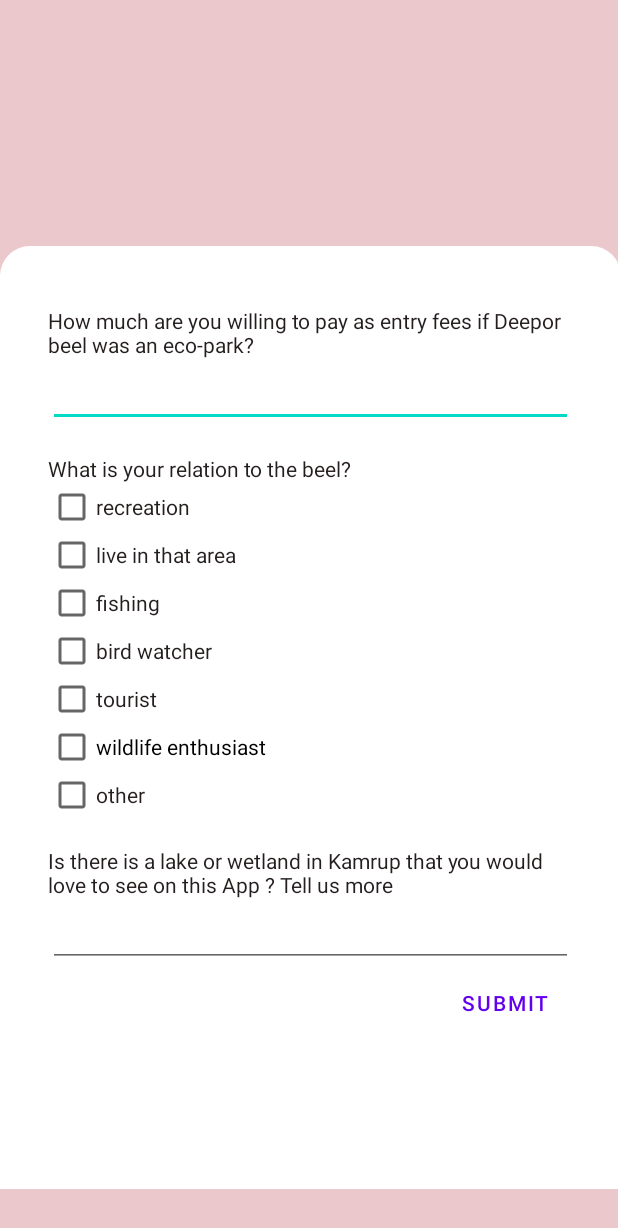
After one commit to sangeetagupta2068/LimKnow-Pilot, an Android app: the GeneralCitizenScienceActivity screen opened directly, with no data from a screen before it, on a phone screen of 412 x 824 dp. The commit adds this screen. Shown: the top 1228 px of the screen. Run offline under Robolectric (Android 15) with nearby library versions, the phone set to English and light mode, and no system bars; our stand-ins replace Firebase (no records; nobody signed in at launch, a user with empty details on screens opened directly); Roboto replaces fonts that are not available here.

Commit message:
added mechanism for user to submit general feedback

```diff
--- a/app/build.gradle
+++ b/app/build.gradle
@@ -26,6 +26,7 @@ dependencies {
     implementation fileTree(dir: "libs", include: ["*.jar"])
     implementation 'androidx.appcompat:appcompat:1.2.0'
     implementation 'androidx.constraintlayout:constraintlayout:2.0.1'
+    implementation 'com.google.android.gms:play-services-location:17.0.0'
     testImplementation 'junit:junit:4.12'
     androidTestImplementation 'androidx.test.ext:junit:1.1.1'
     androidTestImplementation 'androidx.test.espresso:espresso-core:3.2.0'
--- /dev/null
+++ b/app/src/main/java/com/pukhuriandbeels/limknowpilot/GeneralCitizenScienceActivity.java
@@ -0,0 +1,219 @@
+package com.pukhuriandbeels.limknowpilot;
+
+import android.Manifest;
+import android.annotation.SuppressLint;
+import android.content.pm.PackageManager;
+import android.os.Bundle;
+import android.os.Looper;
+import android.view.View;
+import android.widget.Button;
+import android.widget.CheckBox;
+import android.widget.CompoundButton;
+import android.widget.EditText;
+import android.widget.Toast;
+
+import com.google.android.gms.location.LocationCallback;
+import com.google.android.gms.location.LocationRequest;
+import com.google.android.gms.location.LocationResult;
+import com.google.android.gms.location.LocationServices;
+import com.google.android.gms.tasks.OnFailureListener;
+import com.google.android.gms.tasks.OnSuccessListener;
+import com.google.firebase.auth.FirebaseAuth;
+import com.google.firebase.auth.FirebaseUser;
+import com.google.firebase.firestore.CollectionReference;
+import com.google.firebase.firestore.FirebaseFirestore;
+
+import java.util.Calendar;
+import java.util.Date;
+import java.util.HashMap;
+import java.util.Map;
+
+import androidx.annotation.NonNull;
+import androidx.appcompat.app.AppCompatActivity;
+import androidx.core.app.ActivityCompat;
+import androidx.core.content.ContextCompat;
+
+public class GeneralCitizenScienceActivity extends AppCompatActivity {
+
+    private EditText editTextBeelRelation, editTextFees, editTextPotentialLakeName;
+    private CheckBox[] checkBoxes;
+    private Button buttonGeneralCitizenScience;
+
+    private String beelRelation, potentialFees, potentialLake, lakeName;
+    private double latitude, longitude;
+    private Date date;
+
+    private FirebaseAuth firebaseAuth;
+    private String userName, userEmailId;
+    private FirebaseFirestore firebaseFirestore;
+
+    @Override
+    protected void onCreate(Bundle savedInstanceState) {
+        super.onCreate(savedInstanceState);
+        setContentView(R.layout.activity_general_citizen_science);
+        firebaseFirestoreSetup();
+        initialize();
+        setListeners();
+    }
+
+    private void initialize() {
+        editTextFees = findViewById(R.id.edit_text_fees);
+        editTextBeelRelation = findViewById(R.id.edit_text_other);
+        editTextPotentialLakeName = findViewById(R.id.edit_text_lake);
+        lakeName = "Deepor Beel";
+
+        checkBoxes = new CheckBox[7];
+        checkBoxes[0] = findViewById(R.id.checkbox_1);
+        checkBoxes[1] = findViewById(R.id.checkbox_2);
+        checkBoxes[2] = findViewById(R.id.checkbox_3);
+        checkBoxes[3] = findViewById(R.id.checkbox_4);
+        checkBoxes[4] = findViewById(R.id.checkbox_5);
+        checkBoxes[5] = findViewById(R.id.checkbox_6);
+        checkBoxes[6] = findViewById(R.id.checkbox_7);
+
+        buttonGeneralCitizenScience = findViewById(R.id.button_general);
+
+        checkBoxes[6].setOnCheckedChangeListener(new CompoundButton.OnCheckedChangeListener() {
+            @Override
+            public void onCheckedChanged(CompoundButton buttonView, boolean isChecked) {
+                if (isChecked)
+                    editTextBeelRelation.setVisibility(View.VISIBLE);
+                else
+                    editTextBeelRelation.setVisibility(View.GONE);
+            }
+        });
+    }
+
+    @SuppressLint("MissingPermission")
+    @Override
+    public void onRequestPermissionsResult(int requestCode, @NonNull String[] permissions, @NonNull int[] grantResults) {
+        super.onRequestPermissionsResult(requestCode, permissions, grantResults);
+        if (requestCode == 1 && grantResults.length > 0) {
+            if (grantResults[0] == PackageManager.PERMISSION_GRANTED) {
+                final LocationRequest locationRequest = new LocationRequest();
+                locationRequest.setInterval(1000);
+                locationRequest.setFastestInterval(3000);
+                locationRequest.setPriority(LocationRequest.PRIORITY_HIGH_ACCURACY);
+                LocationServices.getFusedLocationProviderClient(GeneralCitizenScienceActivity.this)
+                        .requestLocationUpdates(locationRequest,
+                                new LocationCallback() {
+                                    @Override
+                                    public void onLocationResult(LocationResult locationResult) {
+                                        super.onLocationResult(locationResult);
+                                        LocationServices.getFusedLocationProviderClient(GeneralCitizenScienceActivity.this)
+                                                .removeLocationUpdates(this);
+                                        if (locationResult != null && locationResult.getLocations().size() > 0) {
+                                            int latestLocationIndex = locationResult.getLocations().size() - 1;
+                                            latitude = locationResult.getLocations().get(latestLocationIndex).getLatitude();
+                                            longitude = locationResult.getLocations().get(latestLocationIndex).getLongitude();
+                                        }
+                                    }
+                                },
+                                Looper.getMainLooper());
+            } else {
+                Toast.makeText(getApplicationContext(), "Permission denied", Toast.LENGTH_SHORT).show();
+            }
+        }
+    }
+
+    private void setListeners() {
+        buttonGeneralCitizenScience.setOnClickListener(new View.OnClickListener() {
+            @Override
+            public void onClick(View v) {
+
+                getCurrentLocationSetup();
+                date = Calendar.getInstance().getTime();
+
+                beelRelation = "";
+                potentialFees = editTextFees.getText().toString();
+                if (checkBoxes[6].isChecked()) {
+                    beelRelation = editTextBeelRelation.getText().toString();
+                }
+
+                for (int count = 0; count < 6; count++) {
+                    if (checkBoxes[count].isChecked())
+                        beelRelation = beelRelation + " " + checkBoxes[count].getText().toString();
+                }
+                potentialLake = editTextPotentialLakeName.getText().toString();
+
+                firebaseFirestoreTransaction();
+            }
+        });
+    }
+
+    private void firebaseFirestoreSetup() {
+        firebaseAuth = FirebaseAuth.getInstance();
+        firebaseFirestore = FirebaseFirestore.getInstance();
+
+        FirebaseUser firebaseUser = firebaseAuth.getCurrentUser();
+        userName = firebaseUser.getDisplayName();
+        userEmailId = firebaseUser.getEmail();
+    }
+
+    private void getCurrentLocationSetup() {
+        if (ContextCompat.checkSelfPermission(getApplicationContext(),
+                Manifest.permission.ACCESS_FINE_LOCATION)
+                != PackageManager.PERMISSION_GRANTED) {
+            ActivityCompat.requestPermissions(GeneralCitizenScienceActivity.this,
+                    new String[]{Manifest.permission.ACCESS_FINE_LOCATION}, 1);
+        } else {
+            final LocationRequest locationRequest = new LocationRequest();
+            locationRequest.setInterval(1000);
+            locationRequest.setFastestInterval(3000);
+            locationRequest.setPriority(LocationRequest.PRIORITY_HIGH_ACCURACY);
+            LocationServices.getFusedLocationProviderClient(GeneralCitizenScienceActivity.this)
+                    .requestLocationUpdates(locationRequest,
+                    new LocationCallback() {
+                        @Override
+                        public void onLocationResult(LocationResult locationResult) {
+                            super.onLocationResult(locationResult);
+                            LocationServices.getFusedLocationProviderClient(GeneralCitizenScienceActivity.this)
+                                    .removeLocationUpdates(this);
+                            if (locationResult != null && locationResult.getLocations().size() > 0) {
+                                int latestLocationIndex = locationResult.getLocations().size() - 1;
+                                latitude = locationResult.getLocations().get(latestLocationIndex).getLatitude();
+                                longitude = locationResult.getLocations().get(latestLocationIndex).getLongitude();
+                            }
+                        }
+                    },
+                    Looper.getMainLooper());
+        }
+    }
+
+    private void firebaseFirestoreTransaction() {
+        Map<String, Object> documentData = new HashMap<>();
+        documentData.put("name", userName);
+        documentData.put("email", userEmailId);
+        documentData.put("latitude", latitude);
+        documentData.put("longitude", longitude);
+        documentData.put("date", date);
+        documentData.put("lake", lakeName);
+
+        if (!potentialFees.equals("")) {
+            documentData.put("potential_amount", potentialFees);
+        }
+
+        if (!potentialLake.equals("")) {
+            documentData.put("potential_lake", potentialLake);
+        }
+
+        if (!beelRelation.equals("")) {
+            documentData.put("beel_relation", beelRelation);
+        }
+
+        CollectionReference collectionReference = firebaseFirestore.collection("Lake Feedback");
+        String id = collectionReference.document().getId();
+        collectionReference.document(id).set(documentData).addOnSuccessListener(new OnSuccessListener<Void>() {
+            @Override
+            public void onSuccess(Void aVoid) {
+                Toast.makeText(getApplicationContext(), "Thank you for your response", Toast.LENGTH_LONG).show();
+            }
+        });
+        collectionReference.document(id).set(documentData).addOnFailureListener(new OnFailureListener() {
+            @Override
+            public void onFailure(@NonNull Exception e) {
+                Toast.makeText(getApplicationContext(), "Couldn't add data! Try again!", Toast.LENGTH_LONG).show();
+            }
+        });
+    }
+}
--- a/app/src/main/java/com/pukhuriandbeels/limknowpilot/MacrophyteListActivity.java
+++ b/app/src/main/java/com/pukhuriandbeels/limknowpilot/MacrophyteListActivity.java
@@ -70,6 +70,8 @@ public class MacrophyteListActivity extends AppCompatActivity {
                     case R.id.augmented_reality_game:
                         break;
                     case R.id.reporting:
+                        Intent intent = new Intent(MacrophyteListActivity.this, GeneralCitizenScienceActivity.class);
+                        startActivity(intent);
                         break;
 
                     case R.id.badges:
--- a/app/src/main/java/com/pukhuriandbeels/limknowpilot/MainActivity.java
+++ b/app/src/main/java/com/pukhuriandbeels/limknowpilot/MainActivity.java
@@ -3,7 +3,6 @@ package com.pukhuriandbeels.limknowpilot;
 import android.content.Intent;
 import android.net.Uri;
 import android.os.Bundle;
-import android.util.Log;
 import android.view.View;
 import android.view.WindowManager;
 import android.widget.Button;
@@ -88,7 +87,7 @@ public class MainActivity extends AppCompatActivity {
                     public void onComplete(@NonNull Task<AuthResult> task) {
                         if (task.isSuccessful()) {
                             FirebaseUser user = firebaseAuth.getCurrentUser();
-                            Intent intent = new Intent(getApplicationContext(), HomeActivity.class);
+                            Intent intent = new Intent(getApplicationContext(), CitizenScienceActivity.class);
                             startActivity(intent);
 
                         } else {
@@ -122,7 +121,7 @@ public class MainActivity extends AppCompatActivity {
 
         FirebaseUser firebaseUser = firebaseAuth.getCurrentUser();
         if (firebaseUser != null) {
-            Intent intent = new Intent(this, HomeActivity.class);
+            Intent intent = new Intent(this, CitizenScienceActivity.class);
             startActivity(intent);
         }
     }
--- a/app/src/main/res/drawable/macrophyte_item_background.xml
+++ b/app/src/main/res/drawable/macrophyte_item_background.xml
@@ -3,7 +3,7 @@
 <item>
     <shape>
         <solid android:color="#ffffff"/>
-        <corners android:topLeftRadius="16dp" android:topRightRadius="16dp"/>
+        <corners android:topLeftRadius="20dp" android:topRightRadius="20dp"/>
     </shape>
 </item>
 </selector>
--- /dev/null
+++ b/app/src/main/res/layout/activity_general_citizen_science.xml
@@ -0,0 +1,105 @@
+<?xml version="1.0" encoding="utf-8"?>
+<androidx.constraintlayout.widget.ConstraintLayout xmlns:android="http://schemas.android.com/apk/res/android"
+    xmlns:app="http://schemas.android.com/apk/res-auto"
+    xmlns:tools="http://schemas.android.com/tools"
+    android:layout_width="match_parent"
+    android:layout_height="match_parent"
+    android:background="@color/colorPastel"
+    tools:context=".GeneralCitizenScienceActivity">
+    <LinearLayout
+        android:layout_width="414dp"
+        android:layout_height="wrap_content"
+        android:paddingHorizontal="32dp"
+        android:paddingTop="40dp"
+        android:paddingBottom="100dp"
+        android:layout_marginTop="132dp"
+        android:background="@drawable/macrophyte_item_background"
+        android:orientation="vertical"
+        app:layout_constraintStart_toStartOf="parent"
+        app:layout_constraintTop_toTopOf="parent"
+        app:layout_constraintBottom_toBottomOf="parent">
+        <TextView
+            android:layout_width="match_parent"
+            android:layout_height="wrap_content"
+            android:textColor="@color/colorBlack"
+            android:text="@string/general_question_one"/>
+        <EditText
+            android:layout_width="match_parent"
+            android:textColor="@color/colorBlack"
+            android:id="@+id/edit_text_fees"
+            android:layout_height="wrap_content"/>
+        <TextView
+            android:layout_marginTop="18dp"
+            android:layout_width="match_parent"
+            android:textColor="@color/colorBlack"
+            android:layout_height="wrap_content"
+            android:text="@string/general_question_two"/>
+        <CheckBox
+            android:layout_width="wrap_content"
+            android:text="recreation"
+            android:id="@+id/checkbox_1"
+            android:textColor="@color/colorBlack"
+            android:layout_height="wrap_content"/>
+        <CheckBox
+            android:layout_width="wrap_content"
+            android:textColor="@color/colorBlack"
+            android:id="@+id/checkbox_2"
+            android:layout_height="wrap_content"
+            android:text="live in that area"/>
+        <CheckBox
+            android:layout_width="wrap_content"
+            android:textColor="@color/colorBlack"
+            android:id="@+id/checkbox_3"
+            android:layout_height="wrap_content"
+            android:text="fishing"/>
+        <CheckBox
+            android:layout_width="wrap_content"
+            android:textColor="@color/colorBlack"
+            android:layout_height="wrap_content"
+            android:id="@+id/checkbox_4"
+            android:text="bird watcher"/>
+        <CheckBox
+            android:layout_width="wrap_content"
+            android:textColor="@color/colorBlack"
+            android:id="@+id/checkbox_5"
+            android:layout_height="wrap_content"
+            android:text="tourist"/>
+        <CheckBox
+            android:layout_width="wrap_content"
+            android:layout_height="wrap_content"
+            android:id="@+id/checkbox_6"
+            android:text="wildlife enthusiast"/>
+        <CheckBox
+            android:layout_width="wrap_content"
+            android:id="@+id/checkbox_7"
+            android:textColor="@color/colorBlack"
+            android:layout_height="wrap_content"
+            android:text="other"/>
+        <EditText
+            android:layout_width="match_parent"
+            android:textColor="@color/colorBlack"
+            android:id="@+id/edit_text_other"
+            android:visibility="gone"
+            android:layout_height="wrap_content"/>
+        <TextView
+            android:layout_width="match_parent"
+            android:layout_height="wrap_content"
+            android:textColor="@color/colorBlack"
+            android:layout_marginTop="18dp"
+            android:text="@string/general_question_three"/>
+        <EditText
+            android:layout_width="match_parent"
+            android:textColor="@color/colorBlack"
+            android:id="@+id/edit_text_lake"
+            android:layout_height="wrap_content"/>
+        <Button
+            android:id="@+id/button_general"
+            style="?attr/materialButtonOutlinedStyle"
+            android:layout_width="wrap_content"
+            android:layout_height="wrap_content"
+            android:layout_gravity="right"
+            android:elevation="10dp"
+            android:text="Submit"
+            app:rippleColor="@color/colorPastel" />
+    </LinearLayout>
+</androidx.constraintlayout.widget.ConstraintLayout>
```
Also changed, not shown: app/src/main/AndroidManifest.xml (+11 -6 lines), app/src/main/java/com/pukhuriandbeels/limknowpilot/CitizenScienceActivity.java (renamed from app/src/main/java/com/pukhuriandbeels/limknowpilot/HomeActivity.java, +13 -18 lines), app/src/main/java/com/pukhuriandbeels/limknowpilot/LakeHealthActivity.java (added, +14 -0 lines), app/src/main/res/layout/activity_citizen_science.xml (renamed from app/src/main/res/layout/activity_home.xml, +13 -10 lines), app/src/main/res/layout/activity_lake_health.xml (added, +9 -0 lines), app/src/main/res/values/strings.xml (+36 -0 lines).
